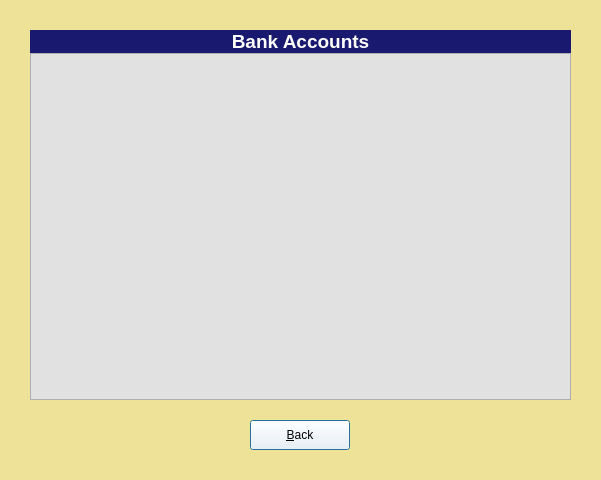
Old version of the form ui_files/account_view.ui in the repository mosleuddin/ExpenseTracker.
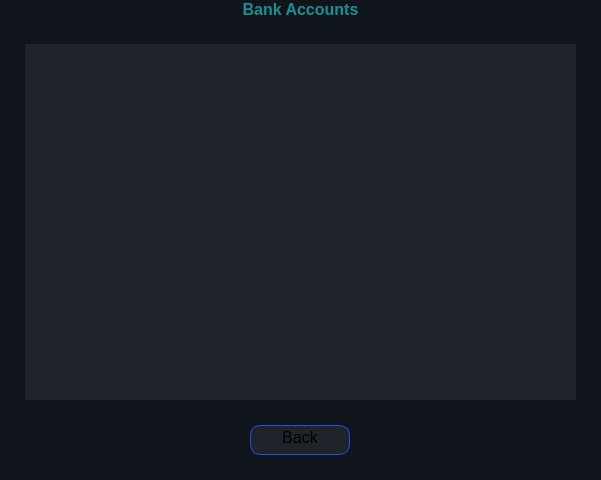
New version of the form. Icons and pictures are not drawn.

```diff
--- a/ui_files/account_view.ui
+++ b/ui_files/account_view.ui
@@ -15,14 +15,47 @@
   </property>
   <property name="font">
    <font>
-    <pointsize>14</pointsize>
+    <pointsize>-1</pointsize>
    </font>
   </property>
   <property name="windowTitle">
    <string>Expense Tracker</string>
   </property>
   <property name="styleSheet">
-   <string notr="true">background-color: rgb(238, 226,152);</string>
+   <string notr="true">*{
+     background-color :#10141b;
+	color:rgba(255, 255, 255, .60);
+  	border: none;
+	font-size: 16px;
+}
+
+#labelHeading{
+	color:rgba(20, 145, 145, 1);
+    background-color: rgba(238, 226,15, .20);
+}
+
+
+#tableView{
+	background-color: #1f232a;
+	color: rgb(20, 145, 145);
+}
+
+QPushButton{
+    background-color:#1f232a;
+ 	color:rgba(0, 255, 0, .60);
+    width: 80px;
+	height: 18px;
+	text-align: center;
+	padding: 5px, 10px;
+	border: 1px solid #264BF6;
+	border-radius: 10px;
+
+}
+
+QPushButton::hover{
+	background-color: rgba(0, 0, 255, .30);
+}
+</string>
   </property>
   <property name="modal">
    <bool>true</bool>
@@ -32,28 +65,32 @@
     <number>0</number>
    </property>
    <property name="leftMargin">
-    <number>30</number>
+    <number>0</number>
    </property>
    <property name="topMargin">
-    <number>30</number>
+    <number>0</number>
    </property>
    <property name="rightMargin">
-    <number>30</number>
+    <number>0</number>
    </property>
    <property name="bottomMargin">
-    <number>30</number>
+    <number>0</number>
+   </property>
+   <item>
+    <layout class="QHBoxLayout" name="heading_layout">
+     <property name="spacing">
+      <number>0</number>
    </property>
    <item>
     <widget class="QLabel" name="labelHeading">
      <property name="font">
       <font>
-       <pointsize>14</pointsize>
+         <pointsize>-1</pointsize>
        <bold>true</bold>
       </font>
      </property>
      <property name="styleSheet">
-      <string notr="true">color: rgb(255, 255, 255);
-background-color: rgb(25, 25, 112);</string>
+        <string notr="true"/>
      </property>
      <property name="text">
       <string>Bank Accounts</string>
@@ -66,15 +103,34 @@
      </property>
     </widget>
    </item>
+    </layout>
+   </item>
+   <item>
+    <layout class="QHBoxLayout" name="table_layout">
+     <property name="spacing">
+      <number>0</number>
+     </property>
+     <property name="leftMargin">
+      <number>25</number>
+     </property>
+     <property name="topMargin">
+      <number>25</number>
+     </property>
+     <property name="rightMargin">
+      <number>25</number>
+     </property>
+     <property name="bottomMargin">
+      <number>25</number>
+     </property>
    <item>
     <widget class="QTableView" name="tableView">
      <property name="font">
       <font>
-       <pointsize>14</pointsize>
+         <pointsize>-1</pointsize>
       </font>
      </property>
      <property name="styleSheet">
-      <string notr="true">background-color: rgb(225, 225,225);</string>
+        <string notr="true"/>
      </property>
      <property name="sizeAdjustPolicy">
       <enum>QAbstractScrollArea::AdjustToContents</enum>
@@ -117,10 +173,18 @@
      </attribute>
     </widget>
    </item>
+    </layout>
+   </item>
    <item>
-    <layout class="QHBoxLayout" name="horizontalLayout">
+    <layout class="QHBoxLayout" name="button_layout">
+     <property name="spacing">
+      <number>0</number>
+     </property>
      <property name="topMargin">
-      <number>20</number>
+      <number>0</number>
+     </property>
+     <property name="bottomMargin">
+      <number>25</number>
      </property>
      <item>
       <widget class="QPushButton" name="buttonBack">
@@ -137,12 +201,12 @@
         </size>
        </property>
        <property name="font">
-        <font/>
+        <font>
+         <pointsize>-1</pointsize>
+        </font>
        </property>
        <property name="styleSheet">
-        <string notr="true">background-color: rgb(255, 255, 255);
-
-</string>
+        <string notr="true"/>
        </property>
        <property name="text">
         <string>&amp;Back</string>
```
Left out of the diff: 3 changed lines with no effect on the pictures. Lines whose indentation alone changed are shown as unchanged.
